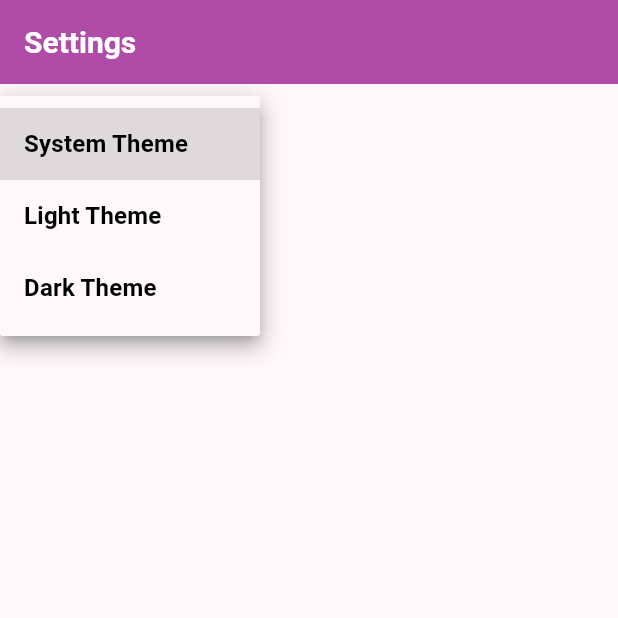
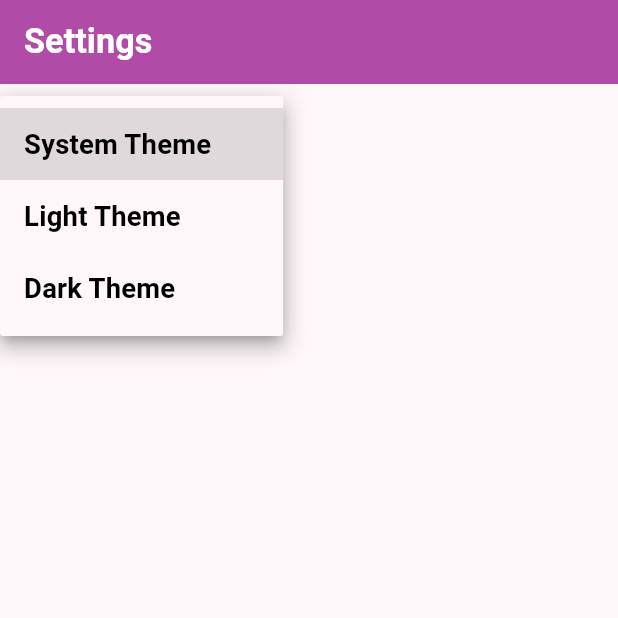
Before and after one commit to AntonyBARGE/recipe_app, a Flutter app: the SettingsView screen opened by its route, after a tap on "System Theme", on a phone screen of 412 x 824 dp, the top half of it. Run offline on Flutter 3.47's test engine with Material 3 defaults, Android fonts, the phone set to English and light mode, and no system bars; our stand-ins replace flutter_screenutil, go_router; generated files the repository leaves out were written again.

```diff
--- a/lib/main.dart
+++ b/lib/main.dart
@@ -1,4 +1,5 @@
 import 'package:flutter/material.dart';
+import 'package:flutter_screenutil/flutter_screenutil.dart';
 
 import 'src/app.dart';
 import 'src/settings/settings_controller.dart';
@@ -12,6 +13,7 @@ void main() async {
   // Load the user's preferred theme while the splash screen is displayed.
   // This prevents a sudden theme change when the app is first displayed.
   await settingsController.loadSettings();
+  await ScreenUtil.ensureScreenSize();
 
   // Run the app and pass in the SettingsController. The app listens to the
   // SettingsController for changes, then passes it further down to the
--- a/lib/src/app.dart
+++ b/lib/src/app.dart
@@ -1,6 +1,7 @@
 import 'package:flutter/material.dart';
 import 'package:flutter_gen/gen_l10n/app_localizations.dart';
 import 'package:flutter_localizations/flutter_localizations.dart';
+import 'package:flutter_screenutil/flutter_screenutil.dart';
 import 'package:go_router/go_router.dart';
 
 import 'home/home_view.dart';
@@ -23,7 +24,7 @@ class MyApp extends StatelessWidget {
             GoRoute(
               path: HomeView.routeName,
               name: HomeView.routeName,
-              builder: (context, state) => const HomeView(),
+              builder: (context, state) => HomeView(),
             ),
             GoRoute(
               path: SettingsView.routeName,
@@ -135,7 +136,11 @@ class MyApp extends StatelessWidget {
     //
     // The ListenableBuilder Widget listens to the SettingsController for changes.
     // Whenever the user updates their settings, the MaterialApp is rebuilt.
-    return ListenableBuilder(
+    return ScreenUtilInit(
+      designSize: const Size(360, 690),
+      minTextAdapt: true,
+      splitScreenMode: true,
+      child: ListenableBuilder(
         listenable: settingsController,
         builder: (BuildContext context, Widget? child) {
           return MaterialApp.router(
@@ -144,7 +149,6 @@ class MyApp extends StatelessWidget {
             // returns to the app after it has been killed while running in the
             // background.
             restorationScopeId: 'app',
-
             // Provide the generated AppLocalizations to the MaterialApp. This
             // allows descendant Widgets to display the correct translations
             // depending on the user's locale.
@@ -179,6 +183,7 @@ class MyApp extends StatelessWidget {
             builder: (context, child) => child!,
           );
         },
+      ),
     );
   }
 }
@@ -189,45 +194,45 @@ final ThemeData lightTheme = ThemeData(
     brightness: Brightness.light,
   ),
   useMaterial3: true, // Enabling Material 3 UI components
-  textTheme: const TextTheme(
+  textTheme: TextTheme(
     displayLarge: TextStyle(
-        fontSize: 57, fontWeight: FontWeight.bold, color: Colors.black),
+        fontSize: 57.sp, fontWeight: FontWeight.bold, color: Colors.black),
     displayMedium: TextStyle(
-        fontSize: 45, fontWeight: FontWeight.bold, color: Colors.black),
+        fontSize: 45.sp, fontWeight: FontWeight.bold, color: Colors.black),
     displaySmall: TextStyle(
-        fontSize: 36, fontWeight: FontWeight.bold, color: Colors.black),
+        fontSize: 36.sp, fontWeight: FontWeight.bold, color: Colors.black),
     headlineLarge: TextStyle(
-        fontSize: 32, fontWeight: FontWeight.bold, color: Colors.black),
+        fontSize: 32.sp, fontWeight: FontWeight.bold, color: Colors.black),
     headlineMedium: TextStyle(
-        fontSize: 28, fontWeight: FontWeight.bold, color: Colors.black),
+        fontSize: 28.sp, fontWeight: FontWeight.bold, color: Colors.black),
     headlineSmall: TextStyle(
-        fontSize: 24, fontWeight: FontWeight.bold, color: Colors.black),
+        fontSize: 24.sp, fontWeight: FontWeight.bold, color: Colors.black),
     titleLarge: TextStyle(
-        fontSize: 22, fontWeight: FontWeight.bold, color: Colors.black),
+        fontSize: 22.sp, fontWeight: FontWeight.bold, color: Colors.black),
     titleMedium: TextStyle(
-        fontSize: 16, fontWeight: FontWeight.bold, color: Colors.black),
+        fontSize: 16.sp, fontWeight: FontWeight.bold, color: Colors.black),
     titleSmall: TextStyle(
-        fontSize: 14, fontWeight: FontWeight.bold, color: Colors.black),
+        fontSize: 14.sp, fontWeight: FontWeight.bold, color: Colors.black),
     bodyLarge: TextStyle(
-        fontSize: 16, fontWeight: FontWeight.normal, color: Colors.black),
+        fontSize: 16.sp, fontWeight: FontWeight.normal, color: Colors.black),
     bodyMedium: TextStyle(
-        fontSize: 14, fontWeight: FontWeight.normal, color: Colors.black),
+        fontSize: 14.sp, fontWeight: FontWeight.normal, color: Colors.black),
     bodySmall: TextStyle(
-        fontSize: 12, fontWeight: FontWeight.normal, color: Colors.black),
+        fontSize: 12.sp, fontWeight: FontWeight.normal, color: Colors.black),
     labelLarge: TextStyle(
-        fontSize: 14, fontWeight: FontWeight.w500, color: Colors.black),
+        fontSize: 14.sp, fontWeight: FontWeight.w500, color: Colors.black),
     labelMedium: TextStyle(
-        fontSize: 12, fontWeight: FontWeight.w500, color: Colors.black),
+        fontSize: 12.sp, fontWeight: FontWeight.w500, color: Colors.black),
     labelSmall: TextStyle(
-        fontSize: 11, fontWeight: FontWeight.w500, color: Colors.black),
+        fontSize: 11.sp, fontWeight: FontWeight.w500, color: Colors.black),
   ),
-  appBarTheme: const AppBarTheme(
-    backgroundColor: Color(0xFFB14BA8),
+  appBarTheme: AppBarTheme(
+    backgroundColor: const Color(0xFFB14BA8),
     foregroundColor: Colors.white,
     elevation: 0,
-    iconTheme: IconThemeData(color: Colors.white),
+    iconTheme: const IconThemeData(color: Colors.white),
     titleTextStyle: TextStyle(
-        fontSize: 20, fontWeight: FontWeight.bold, color: Colors.white),
+        fontSize: 20.sp, fontWeight: FontWeight.bold, color: Colors.white),
   ),
   elevatedButtonTheme: ElevatedButtonThemeData(
     style: ElevatedButton.styleFrom(
@@ -242,7 +247,7 @@ final ThemeData lightTheme = ThemeData(
       textStyle: const TextStyle(fontWeight: FontWeight.bold), // Text style
       padding: const EdgeInsets.symmetric(
           horizontal: 16.0, vertical: 12.0), // Button padding
-      minimumSize: const Size(64, 36), // Minimum size for the button
+      minimumSize: Size(64.w, 36.h), // Minimum size for the button
       shape: RoundedRectangleBorder(
         borderRadius: BorderRadius.circular(8.0), // Rounded corners
       ),
@@ -287,45 +292,45 @@ final ThemeData darkTheme = ThemeData(
     brightness: Brightness.dark,
   ),
   useMaterial3: true, // Enabling Material 3 UI components
-  textTheme: const TextTheme(
+  textTheme: TextTheme(
     displayLarge: TextStyle(
-        fontSize: 57, fontWeight: FontWeight.bold, color: Colors.white),
+        fontSize: 57.sp, fontWeight: FontWeight.bold, color: Colors.white),
     displayMedium: TextStyle(
-        fontSize: 45, fontWeight: FontWeight.bold, color: Colors.white),
+        fontSize: 45.sp, fontWeight: FontWeight.bold, color: Colors.white),
     displaySmall: TextStyle(
-        fontSize: 36, fontWeight: FontWeight.bold, color: Colors.white),
+        fontSize: 36.sp, fontWeight: FontWeight.bold, color: Colors.white),
     headlineLarge: TextStyle(
-        fontSize: 32, fontWeight: FontWeight.w600, color: Colors.white),
+        fontSize: 32.sp, fontWeight: FontWeight.w600, color: Colors.white),
     headlineMedium: TextStyle(
-        fontSize: 28, fontWeight: FontWeight.w600, color: Colors.white),
+        fontSize: 28.sp, fontWeight: FontWeight.w600, color: Colors.white),
     headlineSmall: TextStyle(
-        fontSize: 24, fontWeight: FontWeight.w600, color: Colors.white),
+        fontSize: 24.sp, fontWeight: FontWeight.w600, color: Colors.white),
     titleLarge: TextStyle(
-        fontSize: 22, fontWeight: FontWeight.w500, color: Colors.white),
+        fontSize: 22.sp, fontWeight: FontWeight.w500, color: Colors.white),
     titleMedium: TextStyle(
-        fontSize: 16, fontWeight: FontWeight.w500, color: Colors.white),
+        fontSize: 16.sp, fontWeight: FontWeight.w500, color: Colors.white),
     titleSmall: TextStyle(
-        fontSize: 14, fontWeight: FontWeight.w500, color: Colors.white),
+        fontSize: 14.sp, fontWeight: FontWeight.w500, color: Colors.white),
     bodyLarge: TextStyle(
-        fontSize: 16, fontWeight: FontWeight.normal, color: Colors.white),
+        fontSize: 16.sp, fontWeight: FontWeight.normal, color: Colors.white),
     bodyMedium: TextStyle(
-        fontSize: 14, fontWeight: FontWeight.normal, color: Colors.white),
+        fontSize: 14.sp, fontWeight: FontWeight.normal, color: Colors.white),
     bodySmall: TextStyle(
-        fontSize: 12, fontWeight: FontWeight.normal, color: Colors.white),
+        fontSize: 12.sp, fontWeight: FontWeight.normal, color: Colors.white),
     labelLarge: TextStyle(
-        fontSize: 14, fontWeight: FontWeight.w500, color: Colors.white),
+        fontSize: 14.sp, fontWeight: FontWeight.w500, color: Colors.white),
     labelMedium: TextStyle(
-        fontSize: 12, fontWeight: FontWeight.w500, color: Colors.white),
+        fontSize: 12.sp, fontWeight: FontWeight.w500, color: Colors.white),
     labelSmall: TextStyle(
-        fontSize: 11, fontWeight: FontWeight.w500, color: Colors.white),
+        fontSize: 11.sp, fontWeight: FontWeight.w500, color: Colors.white),
   ),
-  appBarTheme: const AppBarTheme(
-    backgroundColor: Color(0xFFB14BA8),
+  appBarTheme: AppBarTheme(
+    backgroundColor: const Color(0xFFB14BA8),
     foregroundColor: Colors.white,
     elevation: 0,
-    iconTheme: IconThemeData(color: Colors.white),
+    iconTheme: const IconThemeData(color: Colors.white),
     titleTextStyle: TextStyle(
-        fontSize: 20, fontWeight: FontWeight.bold, color: Colors.white),
+        fontSize: 20.sp, fontWeight: FontWeight.bold, color: Colors.white),
   ),
   elevatedButtonTheme: ElevatedButtonThemeData(
     style: ElevatedButton.styleFrom(
@@ -340,7 +345,7 @@ final ThemeData darkTheme = ThemeData(
       textStyle: const TextStyle(fontWeight: FontWeight.bold), // Text style
       padding: const EdgeInsets.symmetric(
           horizontal: 16.0, vertical: 12.0), // Button padding
-      minimumSize: const Size(64, 36), // Minimum size for the button
+      minimumSize: Size(64.w, 36.h), // Minimum size for the button
       shape: RoundedRectangleBorder(
         borderRadius: BorderRadius.circular(8.0), // Rounded corners
       ),
--- a/pubspec.yaml
+++ b/pubspec.yaml
@@ -14,6 +14,7 @@ dependencies:
     sdk: flutter
 
   go_router: ^14.2.7
+  flutter_screenutil: ^5.9.3
 
   flutter_localizations:
     sdk: flutter
@@ -33,3 +34,4 @@ flutter:
   assets:
     # Add assets from the images directory to the application.
     - assets/images/
+    - assets/images/foods/
```
Also changed, not shown: lib/src/home/home_view.dart (+60 -19 lines), lib/src/home/widgets/home_header.dart (added, +36 -0 lines), lib/src/home/widgets/home_searchbar.dart (added, +93 -0 lines), lib/src/ingredient/ingredient.dart (added, +53 -0 lines), lib/src/recipe/recipe.dart (added, +34 -0 lines), pubspec.lock. Lines whose indentation alone changed are shown as unchanged.
